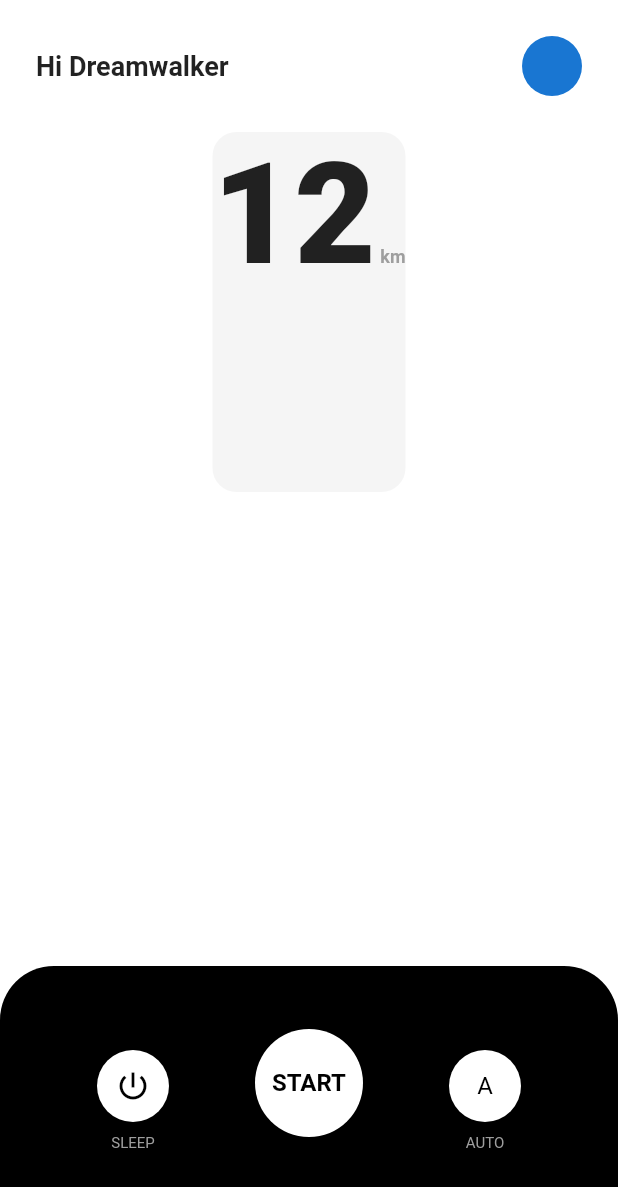
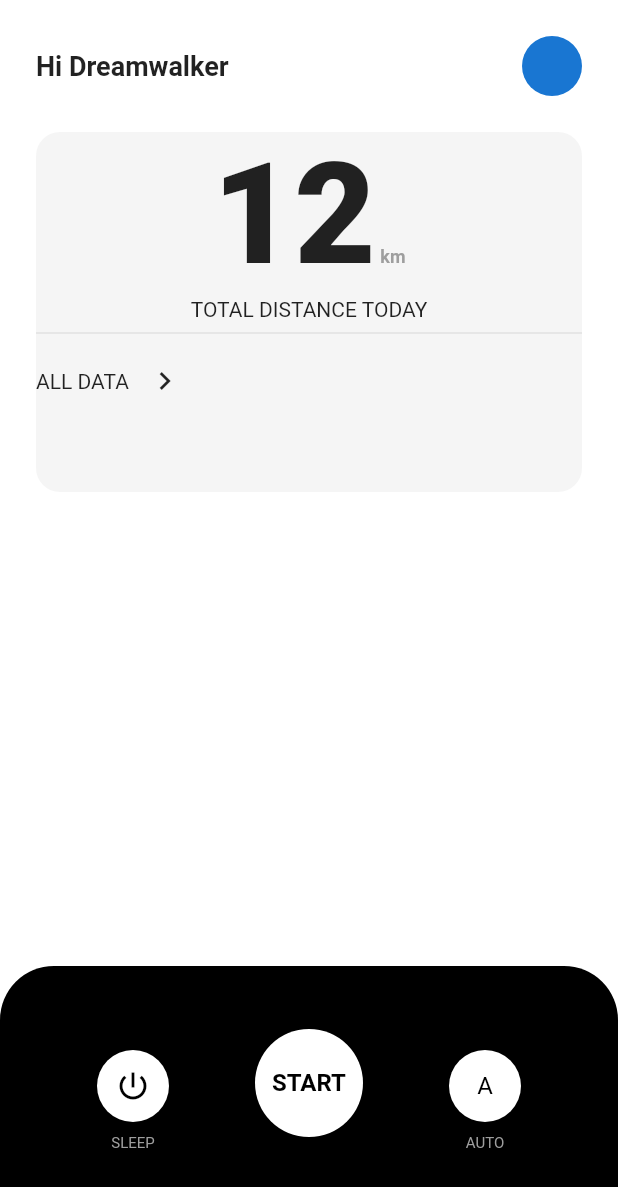
Before and after one commit to JAICHANGPARK/flutter_notebook_18th_story, a Flutter app: the screen it shows after launch, on a phone screen of 412 x 824 dp. Shown: the top 1187 px of the screen. Run offline on Flutter 3.47's test engine with Material 2 defaults, Android fonts, the phone set to English and light mode, and no system bars; our stand-ins replace cached_network_image, flutter_lorem, flutter_riverpod, flutter_svg, freezed_annotation, go_router and 3 more.

Commit message:
Update treadmill_home_page.dart

```diff
--- a/lib/ep1070_treadmill_app/src/ui/treadmill_home_page.dart
+++ b/lib/ep1070_treadmill_app/src/ui/treadmill_home_page.dart
@@ -42,10 +42,10 @@ class TreadmillHomePage extends StatelessWidget {
                               borderRadius: BorderRadius.circular(16),
                             ),
                             child: Column(
-                              children: const [
-                                Text.rich(
+                              children: [
+                                const Text.rich(
                                   TextSpan(
-                                    children: const [
+                                    children: [
                                       TextSpan(
                                         text: "12",
                                         style: TextStyle(
@@ -63,6 +63,17 @@ class TreadmillHomePage extends StatelessWidget {
                                       )
                                     ],
                                   ),
+                                ),
+                                const Text("TOTAL DISTANCE TODAY"),
+                                const Divider(),
+                                Row(
+                                  children: [
+                                    const Text("ALL DATA"),
+                                    IconButton(
+                                      onPressed: () {},
+                                      icon: Icon(Icons.keyboard_arrow_right),
+                                    )
+                                  ],
                                 )
                               ],
                             ),
```
